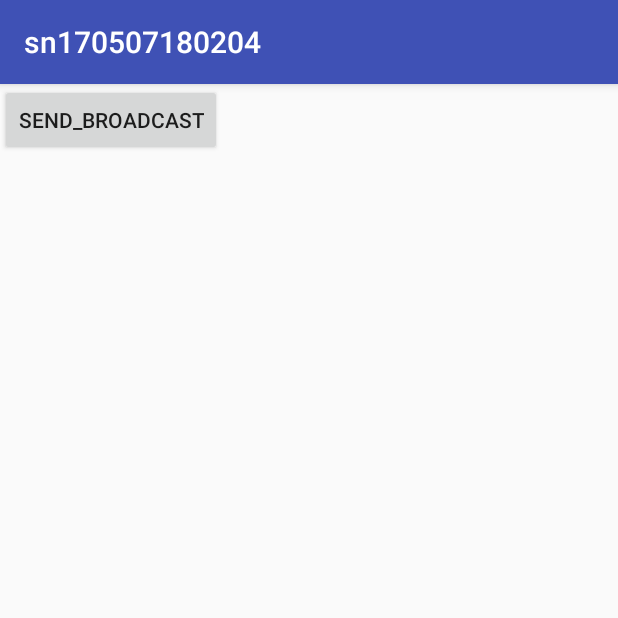
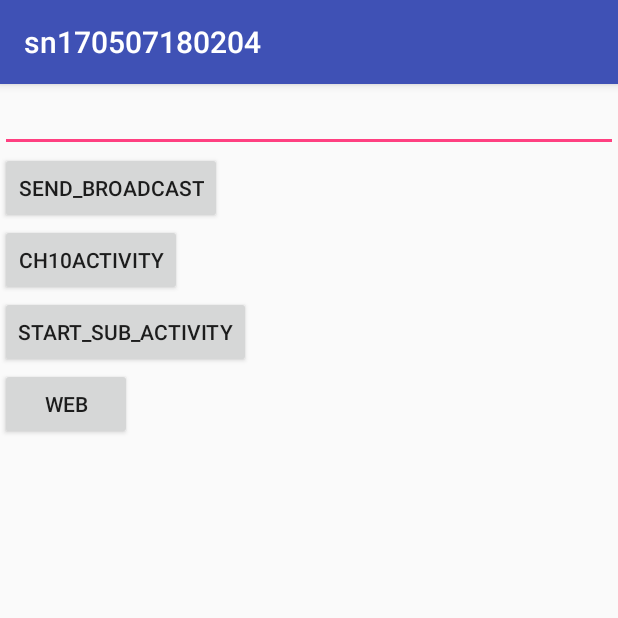
Before and after one commit to 170507180204duyu/sn1705071802043, an Android app: the screen it shows after launch (Ch10Activity2), on a phone screen of 412 x 824 dp, the top half of it. Run offline under Robolectric (Android 15) with nearby library versions, the phone set to English and light mode, and no system bars.

Commit message:
4.22课堂练习

```diff
--- a/app/src/main/res/layout/layout_ch10_1.xml
+++ b/app/src/main/res/layout/layout_ch10_1.xml
@@ -13,4 +13,8 @@
         android:text="counter"
         android:onClick="counter"
         android:layout_height="wrap_content" />
+    <TextView
+        android:layout_width="wrap_content"
+        android:id="@+id/ch10_1_tv"
+        android:layout_height="wrap_content" />
 </LinearLayout>
--- a/app/src/main/res/layout/layout_ch10_2.xml
+++ b/app/src/main/res/layout/layout_ch10_2.xml
@@ -1,10 +1,30 @@
 <?xml version="1.0" encoding="utf-8"?>
 <LinearLayout xmlns:android="http://schemas.android.com/apk/res/android"
     android:layout_width="match_parent"
+    android:orientation="vertical"
     android:layout_height="match_parent">
+    <EditText
+        android:layout_width="match_parent"
+        android:id="@+id/ch10_2_et"
+        android:layout_height="wrap_content" />
     <Button
         android:layout_width="wrap_content"
         android:text="send_broadcast"
         android:onClick="send_broadcast"
         android:layout_height="wrap_content" />
+    <Button
+        android:layout_width="wrap_content"
+        android:text="Ch10Activity"
+        android:onClick="ch10Activity"
+        android:layout_height="wrap_content" />
+    <Button
+        android:layout_width="wrap_content"
+        android:text="start_sub_activity"
+        android:onClick="startSubActivity"
+        android:layout_height="wrap_content" />
+    <Button
+        android:layout_width="wrap_content"
+        android:text="web"
+        android:onClick="web"
+        android:layout_height="wrap_content" />
 </LinearLayout>
```
Also changed, not shown: app/src/main/AndroidManifest.xml (+5 -4 lines), app/src/main/java/cn/edu/sdwu/android02/classroom/sn170507180204/Ch10Activity1.java (+7 -0 lines), app/src/main/java/cn/edu/sdwu/android02/classroom/sn170507180204/Ch10Activity2.java (+35 -0 lines), app/src/main/java/cn/edu/sdwu/android02/classroom/sn170507180204/Ch10Activity3.java (added, +32 -0 lines), app/src/main/res/layout/layout_ch10_3.xml (added, +50 -0 lines).
